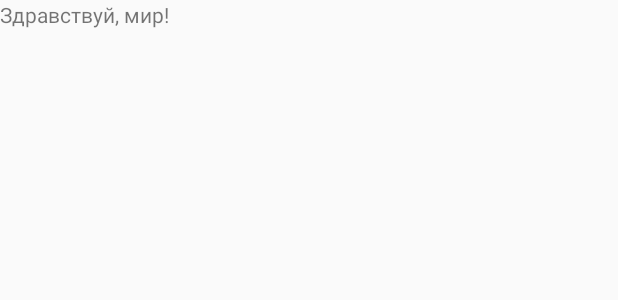
After one commit to Mishkun/WeatherApp_yamblz2017, an Android app: the layout fragment_home.xml on its own in the app's theme, with its tools: preview values and no code run, on a phone screen of 412 x 824 dp. The commit adds this screen. Shown: the top 300 px of the screen. Run offline under Robolectric (Android 15) with nearby library versions, the phone set to English and light mode, and no system bars.

Commit message:
Добавил домашний фрагмент

```diff
--- /dev/null
+++ b/WeatherApp/app/src/main/java/com/mishkun/weatherapp/view/HomeFragment.java
@@ -0,0 +1,30 @@
+package com.mishkun.weatherapp.view;
+
+
+import android.os.Bundle;
+import android.support.v4.app.Fragment;
+import android.view.LayoutInflater;
+import android.view.View;
+import android.view.ViewGroup;
+
+import com.mishkun.weatherapp.R;
+
+/**
+ * A simple {@link Fragment} subclass.
+ */
+public class HomeFragment extends Fragment {
+
+
+    public HomeFragment() {
+        // Required empty public constructor
+    }
+
+
+    @Override
+    public View onCreateView(LayoutInflater inflater, ViewGroup container,
+                             Bundle savedInstanceState) {
+        // Inflate the layout for this fragment
+        return inflater.inflate(R.layout.fragment_home, container, false);
+    }
+
+}
--- /dev/null
+++ b/WeatherApp/app/src/main/res/layout/fragment_home.xml
@@ -0,0 +1,14 @@
+<FrameLayout xmlns:android="http://schemas.android.com/apk/res/android"
+             xmlns:tools="http://schemas.android.com/tools"
+             android:layout_width="match_parent"
+             android:layout_height="match_parent"
+             tools:context="com.mishkun.weatherapp.view.HomeFragment">
+
+    <!-- TODO: Update blank fragment layout -->
+    <TextView
+        android:layout_width="match_parent"
+        android:layout_height="match_parent"
+        android:layout_gravity="center"
+        android:text="@string/hello_world"/>
+
+</FrameLayout>
--- a/WeatherApp/app/src/main/res/values/strings.xml
+++ b/WeatherApp/app/src/main/res/values/strings.xml
@@ -9,4 +9,6 @@
     <string name="settings_title">Настройки</string>
     <string name="about_title">О Приложении</string>
     <string name="temperature_navbar">N/A</string>
+
+    <string name="hello_world">Здравствуй, мир!</string>
 </resources>
```
